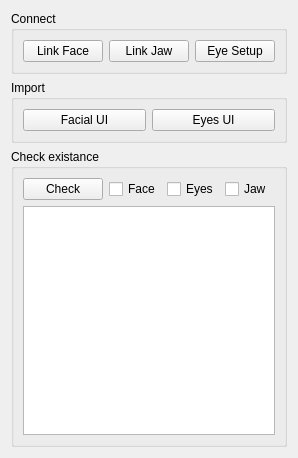
Before: the Qt Designer form Python/Resources/FacialLink.ui in rendermotion/RMPY, drawn with Qt 5.
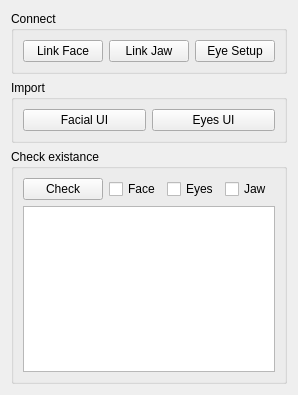
After: the same form once the commit is applied.

Diff of the .ui file:
```diff
--- a/Python/Resources/FacialLink.ui
+++ b/Python/Resources/FacialLink.ui
@@ -7,7 +7,7 @@
     <x>0</x>
     <y>0</y>
     <width>277</width>
-    <height>458</height>
+    <height>395</height>
    </rect>
   </property>
   <property name="windowTitle">
```
